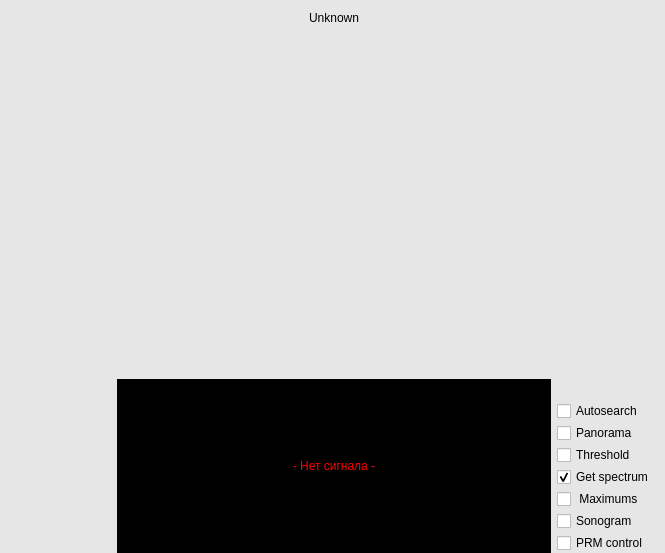
The window that src/view/core/SpectrumWidget.ui (nevaeh82/arm_r) describes before a commit, drawn with Qt 5.
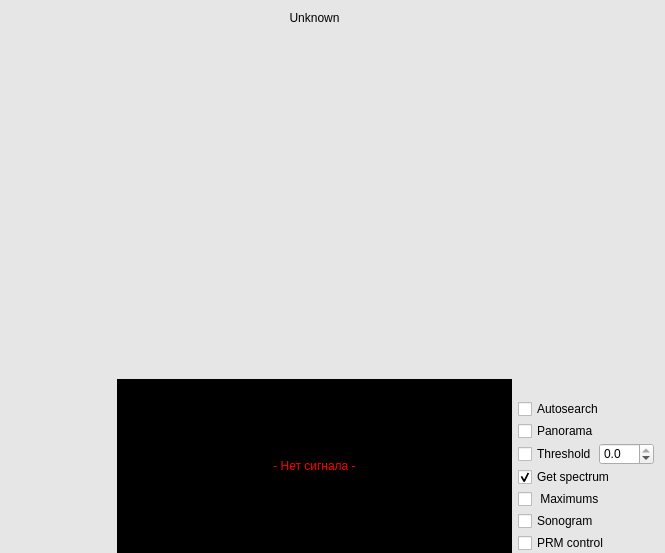
The same window after the commit. Custom widgets are drawn as their Qt base class.

The edit to the form file:
```diff
--- a/src/view/core/SpectrumWidget.ui
+++ b/src/view/core/SpectrumWidget.ui
@@ -62,11 +62,34 @@
       </widget>
      </item>
      <item>
-      <widget class="QCheckBox" name="thresholdCB">
-       <property name="text">
-        <string>Threshold</string>
-       </property>
-      </widget>
+      <layout class="QHBoxLayout" name="horizontalLayout_3">
+       <item>
+        <widget class="QCheckBox" name="thresholdCB">
+         <property name="text">
+          <string>Threshold</string>
+         </property>
+        </widget>
+       </item>
+       <item>
+        <widget class="QDoubleSpinBox" name="sbThreshold">
+         <property name="maximumSize">
+          <size>
+           <width>60</width>
+           <height>16777215</height>
+          </size>
+         </property>
+         <property name="decimals">
+          <number>1</number>
+         </property>
+         <property name="minimum">
+          <double>-90.000000000000000</double>
+         </property>
+         <property name="maximum">
+          <double>0.000000000000000</double>
+         </property>
+        </widget>
+       </item>
+      </layout>
      </item>
      <item>
       <widget class="QCheckBox" name="getSpectrumCB">
```
Left out of the diff: 44 changed lines with no effect on the pictures.
